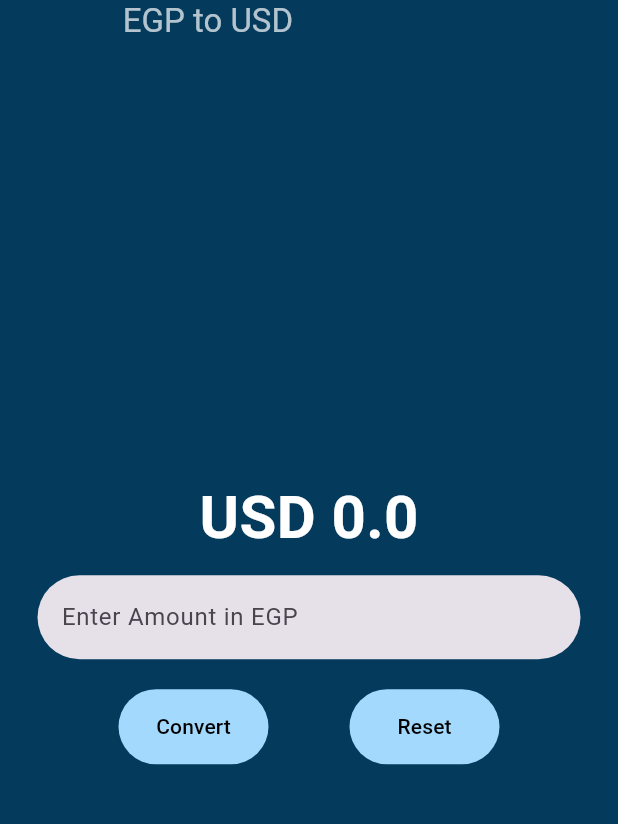
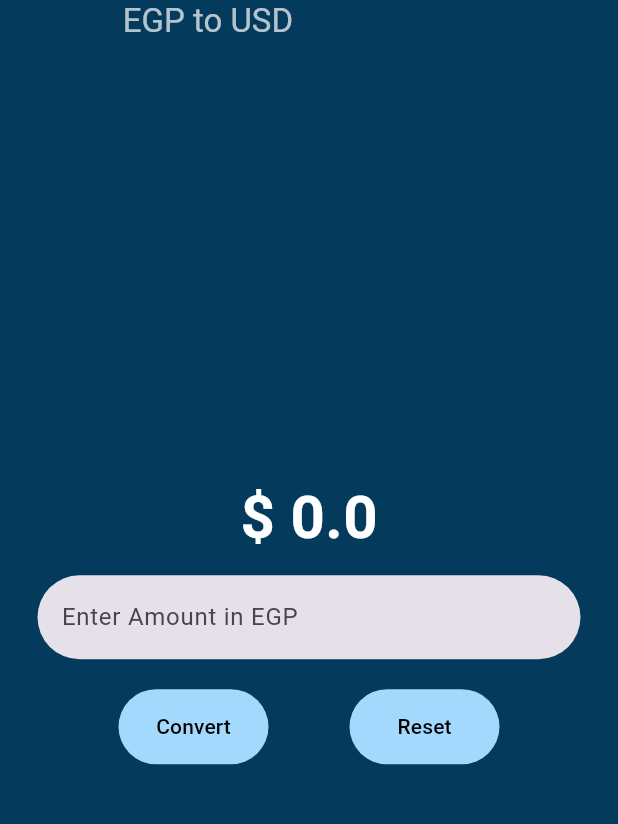
Before and after one commit to elsegeinyangie/Flutter-Currency_Converter, a Flutter app: the screen it shows after launch, on a phone screen of 412 x 824 dp, the part 48-872 px from its top. Run offline on Flutter 3.47's test engine with Material 3 defaults, Android fonts, the phone set to English and light mode, and no system bars.

Commit message:
final changes

```diff
--- a/lib/CurrencyConverter.dart
+++ b/lib/CurrencyConverter.dart
@@ -1,6 +1,4 @@
-import 'package:flutter/cupertino.dart';
 import 'package:flutter/material.dart';
-import 'package:flutter/widgets.dart';
 
 class CurrencyConverter extends StatefulWidget {
   const CurrencyConverter({super.key});
@@ -17,7 +15,7 @@ class _CurrencyConverterStates extends State<CurrencyConverter> {
     double? value = double.tryParse(textEditingController.text.trim());
 
     if (value != null) {
-        result = value * 0.02;
+      result = value * 0.02;
       setState(() {});
     }
   }
@@ -25,8 +23,7 @@ class _CurrencyConverterStates extends State<CurrencyConverter> {
   void resetButton() {
     result = 0.0;
     textEditingController.clear();
-    setState(() {
-    });
+    setState(() {});
   }
 
   ButtonStyle buttonStyle() {
@@ -72,7 +69,7 @@ class _CurrencyConverterStates extends State<CurrencyConverter> {
               Padding(
                 padding: const EdgeInsets.all(10.0),
                 child: Text(
-                  'USD $result',
+                  '\$ $result',
                   style: const TextStyle(
                     color: Colors.white,
                     fontWeight: FontWeight.bold,
```
